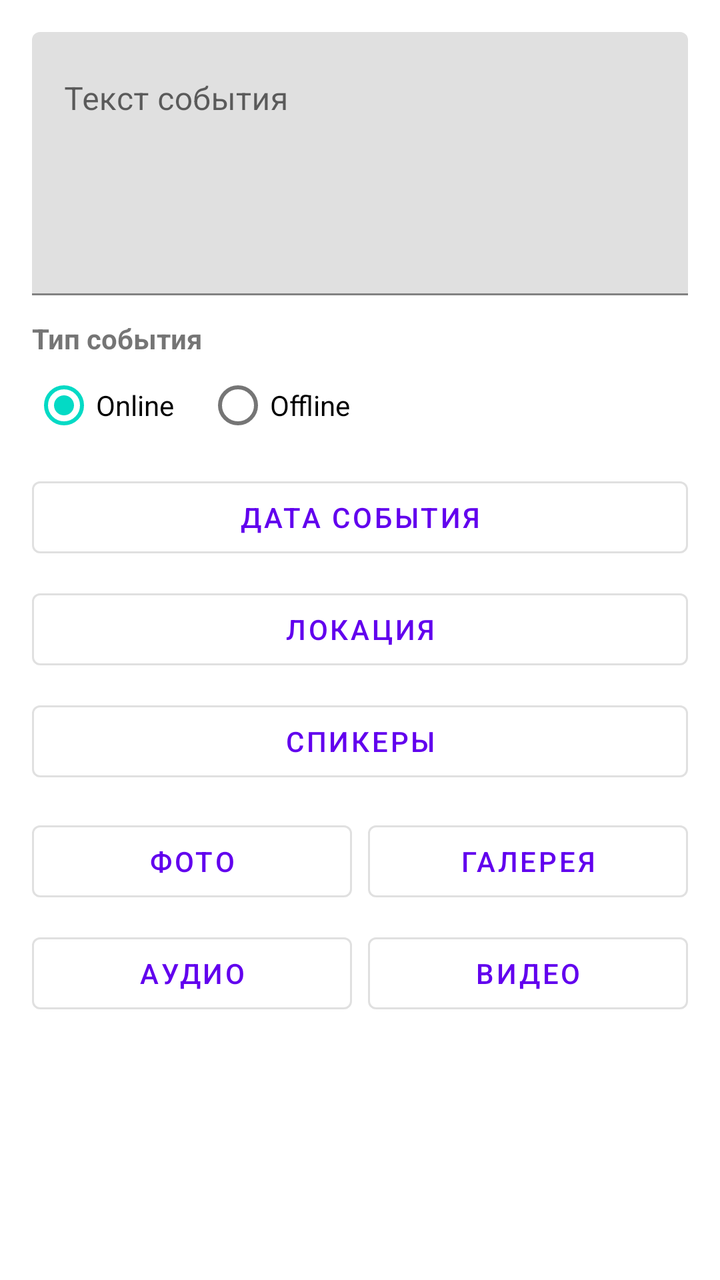
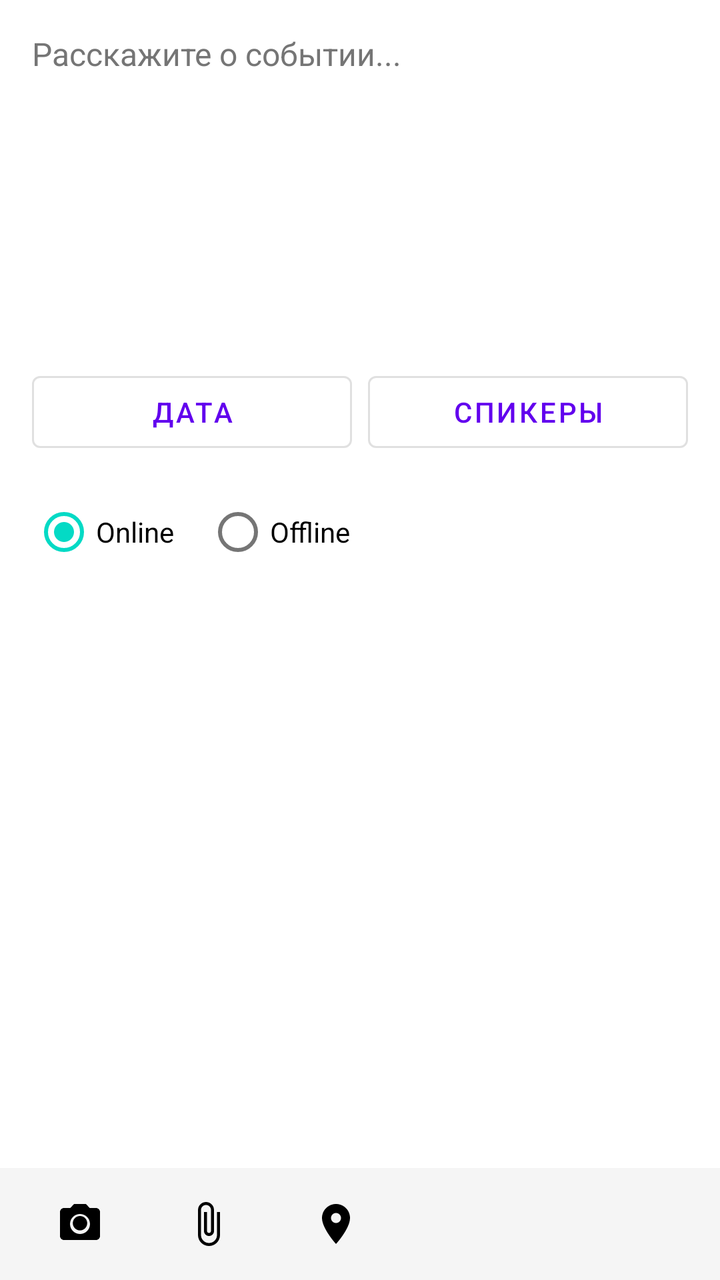

The first picture is an Android layout as it rendered before a commit; the second is the same layout after the commit. The layout source and the unified diff follow.
<!-- AndroidManifest.xml: application theme Theme.NeWork -->
<!-- res/layout/fragment_edit_event.xml -->
<?xml version="1.0" encoding="utf-8"?>
<ScrollView xmlns:android="http://schemas.android.com/apk/res/android"
    android:id="@+id/editEventScroll"
    android:layout_width="match_parent"
    android:layout_height="match_parent"
    android:fillViewport="true">

    <LinearLayout
        android:id="@+id/editEventContent"
        android:layout_width="match_parent"
        android:layout_height="wrap_content"
        android:orientation="vertical"
        android:padding="16dp">

        <com.google.android.material.textfield.TextInputLayout
            android:id="@+id/editEventTextLayout"
            android:layout_width="match_parent"
            android:layout_height="wrap_content">

            <com.google.android.material.textfield.TextInputEditText
                android:id="@+id/editEventText"
                android:layout_width="match_parent"
                android:layout_height="wrap_content"
                android:gravity="top"
                android:hint="@string/event_text_hint"
                android:inputType="textMultiLine"
                android:minLines="5" />
        </com.google.android.material.textfield.TextInputLayout>

        <TextView
            android:id="@+id/editEventTypeLabel"
            android:layout_width="wrap_content"
            android:layout_height="wrap_content"
            android:layout_marginTop="12dp"
            android:text="@string/event_type_label"
            android:textStyle="bold" />

        <RadioGroup
            android:id="@+id/editEventTypeGroup"
            android:layout_width="match_parent"
            android:layout_height="wrap_content"
            android:orientation="horizontal">

            <RadioButton
                android:id="@+id/editEventTypeOnline"
                android:layout_width="wrap_content"
                android:layout_height="wrap_content"
                android:checked="true"
                android:text="@string/event_type_online" />

            <RadioButton
                android:id="@+id/editEventTypeOffline"
                android:layout_width="wrap_content"
                android:layout_height="wrap_content"
                android:layout_marginStart="16dp"
                android:text="@string/event_type_offline" />
        </RadioGroup>

        <Button
            android:id="@+id/editEventDateButton"
            style="@style/Widget.MaterialComponents.Button.OutlinedButton"
            android:layout_width="match_parent"
            android:layout_height="wrap_content"
            android:layout_marginTop="8dp"
            android:text="@string/btn_date" />

        <TextView
            android:id="@+id/editEventDateText"
            android:layout_width="match_parent"
            android:layout_height="wrap_content"
            android:layout_marginTop="4dp"
            android:textColor="@color/gray"
            android:visibility="gone" />

        <Button
            android:id="@+id/editEventLocationButton"
            style="@style/Widget.MaterialComponents.Button.OutlinedButton"
            android:layout_width="match_parent"
            android:layout_height="wrap_content"
            android:layout_marginTop="8dp"
            android:text="@string/btn_location" />

        <TextView
            android:id="@+id/editEventLocationText"
            android:layout_width="match_parent"
            android:layout_height="wrap_content"
            android:layout_marginTop="4dp"
            android:textColor="@color/gray"
            android:visibility="gone" />

        <Button
            android:id="@+id/editEventSpeakersButton"
            style="@style/Widget.MaterialComponents.Button.OutlinedButton"
            android:layout_width="match_parent"
            android:layout_height="wrap_content"
            android:layout_marginTop="8dp"
            android:text="@string/btn_speakers" />

        <TextView
            android:id="@+id/editEventSpeakersText"
            android:layout_width="match_parent"
            android:layout_height="wrap_content"
            android:layout_marginTop="4dp"
            android:textColor="@color/gray"
            android:visibility="gone" />

        <LinearLayout
            android:id="@+id/editEventImageButtons"
            android:layout_width="match_parent"
            android:layout_height="wrap_content"
            android:layout_marginTop="12dp"
            android:orientation="horizontal">

            <Button
                android:id="@+id/editEventPhotoButton"
                style="@style/Widget.MaterialComponents.Button.OutlinedButton"
                android:layout_width="0dp"
                android:layout_height="wrap_content"
                android:layout_marginEnd="4dp"
                android:layout_weight="1"
                android:text="@string/btn_photo" />

            <Button
                android:id="@+id/editEventGalleryButton"
                style="@style/Widget.MaterialComponents.Button.OutlinedButton"
                android:layout_width="0dp"
                android:layout_height="wrap_content"
                android:layout_marginStart="4dp"
                android:layout_weight="1"
                android:text="@string/btn_gallery" />
        </LinearLayout>

        <LinearLayout
            android:id="@+id/editEventAttachButtons"
            android:layout_width="match_parent"
            android:layout_height="wrap_content"
            android:layout_marginTop="8dp"
            android:orientation="horizontal">

            <Button
                android:id="@+id/editEventAudioButton"
                style="@style/Widget.MaterialComponents.Button.OutlinedButton"
                android:layout_width="0dp"
                android:layout_height="wrap_content"
                android:layout_marginEnd="4dp"
                android:layout_weight="1"
                android:text="@string/btn_audio" />

            <Button
                android:id="@+id/editEventVideoButton"
                style="@style/Widget.MaterialComponents.Button.OutlinedButton"
                android:layout_width="0dp"
                android:layout_height="wrap_content"
                android:layout_marginStart="4dp"
                android:layout_weight="1"
                android:text="@string/btn_video" />
        </LinearLayout>

        <ImageView
            android:id="@+id/editEventAttachmentPreview"
            android:layout_width="match_parent"
            android:layout_height="180dp"
            android:layout_marginTop="12dp"
            android:background="@drawable/bg_attachment"
            android:contentDescription="@string/attachment_placeholder"
            android:scaleType="centerCrop"
            android:visibility="gone" />

        <TextView
            android:id="@+id/editEventAttachmentName"
            android:layout_width="match_parent"
            android:layout_height="wrap_content"
            android:layout_marginTop="6dp"
            android:textColor="@color/gray"
            android:visibility="gone" />
    </LinearLayout>
</ScrollView>
<!-- resources referenced by this layout -->
<resources>
  <color name="gray">#FF757575</color>
  <!-- drawable bg_attachment (drawable) -->
  <?xml version="1.0" encoding="utf-8"?>
  <shape xmlns:android="http://schemas.android.com/apk/res/android"
      android:shape="rectangle">
      <solid android:color="@color/light_gray" />
      <corners android:radius="4dp" />
  </shape>
  <string name="attachment_placeholder">Вложение</string>
  <string name="btn_audio">Аудио</string>
  <string name="btn_date">Дата события</string>
  <string name="btn_gallery">Галерея</string>
  <string name="btn_location">Локация</string>
  <string name="btn_photo">Фото</string>
  <string name="btn_speakers">Спикеры</string>
  <string name="btn_video">Видео</string>
  <string name="event_text_hint">Текст события</string>
  <string name="event_type_label">Тип события</string>
  <string name="event_type_offline">Offline</string>
  <string name="event_type_online">Online</string>
  <style name="Theme.NeWork" parent="Theme.MaterialComponents.Light.NoActionBar">
          <item name="colorPrimary">@color/purple_500</item>
          <item name="colorPrimaryVariant">@color/purple_700</item>
          <item name="colorOnPrimary">@color/white</item>
          <item name="colorSecondary">@color/teal_200</item>
          <item name="colorSecondaryVariant">@color/teal_700</item>
          <item name="colorOnSecondary">@color/black</item>
          <item name="android:statusBarColor">@color/purple_700</item>
          <item name="android:navigationBarColor">@color/white</item>
          <item name="android:windowBackground">@color/white</item>
          <item name="android:windowLightStatusBar">false</item>
      </style>
  <color name="light_gray">#FFF5F5F5</color>
  <color name="purple_500">#FF6200EE</color>
  <color name="purple_700">#FF3700B3</color>
  <color name="white">#FFFFFFFF</color>
  <color name="teal_200">#FF03DAC5</color>
  <color name="teal_700">#FF018786</color>
  <color name="black">#FF000000</color>
</resources>

<!-- the commit's change to res/layout/fragment_edit_event.xml (unified diff, before → after) -->
@@ -1,177 +1,191 @@
 <?xml version="1.0" encoding="utf-8"?>
-<ScrollView xmlns:android="http://schemas.android.com/apk/res/android"
-    android:id="@+id/editEventScroll"
+<LinearLayout xmlns:android="http://schemas.android.com/apk/res/android"
+    xmlns:app="http://schemas.android.com/apk/res-auto"
+    android:id="@+id/editEventRoot"
     android:layout_width="match_parent"
     android:layout_height="match_parent"
-    android:fillViewport="true">
+    android:background="@color/white"
+    android:orientation="vertical">
 
-    <LinearLayout
-        android:id="@+id/editEventContent"
+    <ScrollView
+        android:id="@+id/editEventScroll"
         android:layout_width="match_parent"
-        android:layout_height="wrap_content"
-        android:orientation="vertical"
-        android:padding="16dp">
+        android:layout_height="0dp"
+        android:layout_weight="1"
+        android:clipToPadding="false"
+        android:fillViewport="true"
+        android:paddingBottom="72dp">
 
-        <com.google.android.material.textfield.TextInputLayout
-            android:id="@+id/editEventTextLayout"
+        <LinearLayout
+            android:id="@+id/editEventContent"
             android:layout_width="match_parent"
-            android:layout_height="wrap_content">
+            android:layout_height="wrap_content"
+            android:orientation="vertical"
+            android:padding="16dp">
 
-            <com.google.android.material.textfield.TextInputEditText
+            <EditText
                 android:id="@+id/editEventText"
                 android:layout_width="match_parent"
                 android:layout_height="wrap_content"
+                android:background="@android:color/transparent"
                 android:gravity="top"
-                android:hint="@string/event_text_hint"
-                android:inputType="textMultiLine"
-                android:minLines="5" />
-        </com.google.android.material.textfield.TextInputLayout>
+                android:hint="Расскажите о событии..."
+                android:inputType="textMultiLine|textCapSentences"
+                android:minHeight="150dp"
+                android:textColor="@color/black"
+                android:textColorHint="@color/gray"
+                android:textSize="16sp" />
 
-        <TextView
-            android:id="@+id/editEventTypeLabel"
-            android:layout_width="wrap_content"
-            android:layout_height="wrap_content"
-            android:layout_marginTop="12dp"
-            android:text="@string/event_type_label"
-            android:textStyle="bold" />
+            <LinearLayout
+                android:id="@+id/editEventOptionsRow"
+                android:layout_width="match_parent"
+                android:layout_height="wrap_content"
+                android:layout_marginTop="16dp"
+                android:orientation="horizontal">
 
-        <RadioGroup
-            android:id="@+id/editEventTypeGroup"
-            android:layout_width="match_parent"
-            android:layout_height="wrap_content"
-            android:orientation="horizontal">
+                <Button
+                    android:id="@+id/editEventDateButton"
+                    style="@style/Widget.MaterialComponents.Button.OutlinedButton"
+                    android:layout_width="0dp"
+                    android:layout_height="wrap_content"
+                    android:layout_weight="1"
+                    android:layout_marginEnd="4dp"
+                    android:text="Дата" />
 
-            <RadioButton
-                android:id="@+id/editEventTypeOnline"
+                <Button
+                    android:id="@+id/editEventSpeakersButton"
+                    style="@style/Widget.MaterialComponents.Button.OutlinedButton"
+                    android:layout_width="0dp"
+                    android:layout_height="wrap_content"
+                    android:layout_weight="1"
+                    android:layout_marginStart="4dp"
+                    android:text="Спикеры" />
+            </LinearLayout>
+
+            <TextView
+                android:id="@+id/editEventDateText"
+                android:layout_width="match_parent"
+                android:layout_height="wrap_content"
+                android:layout_marginTop="4dp"
+                android:textColor="@color/gray"
+                android:visibility="gone" />
+
+            <TextView
+                android:id="@+id/editEventSpeakersText"
+                android:layout_width="match_parent"
+                android:layout_height="wrap_content"
+                android:layout_marginTop="4dp"
+                android:textColor="@color/gray"
+                android:visibility="gone" />
+
+            <RadioGroup
+                android:id="@+id/editEventTypeGroup"
+                android:layout_width="match_parent"
+                android:layout_height="wrap_content"
+                android:layout_marginTop="12dp"
+                android:orientation="horizontal">
+
+                <RadioButton
+                    android:id="@+id/editEventTypeOnline"
+                    android:layout_width="wrap_content"
+                    android:layout_height="wrap_content"
+                    android:checked="true"
+                    android:text="Online" />
+
+                <RadioButton
+                    android:id="@+id/editEventTypeOffline"
+                    android:layout_width="wrap_content"
+                    android:layout_height="wrap_content"
+                    android:layout_marginStart="16dp"
+                    android:text="Offline" />
+            </RadioGroup>
+
+            <FrameLayout
+                android:id="@+id/editEventAttachmentBlock"
+                android:layout_width="match_parent"
+                android:layout_height="wrap_content"
+                android:layout_marginTop="16dp"
+                android:visibility="gone">
+
+                <ImageView
+                    android:id="@+id/editEventAttachmentPreview"
+                    android:layout_width="match_parent"
+                    android:layout_height="220dp"
+                    android:background="@drawable/bg_attachment"
+                    android:contentDescription="attachment"
+                    android:scaleType="centerCrop" />
+
+                <com.google.android.material.button.MaterialButton
+                    android:id="@+id/editEventRemoveAttachment"
+                    android:layout_width="wrap_content"
+                    android:layout_height="wrap_content"
+                    android:layout_gravity="bottom|center_horizontal"
+                    android:layout_marginBottom="16dp"
+                    android:backgroundTint="#7C4DFF"
+                    android:minWidth="120dp"
+                    android:text="Remove"
+                    android:textAllCaps="false"
+                    android:textColor="@color/white"
+                    app:cornerRadius="24dp" />
+            </FrameLayout>
+
+            <ProgressBar
+                android:id="@+id/editEventProgress"
                 android:layout_width="wrap_content"
                 android:layout_height="wrap_content"
-                android:checked="true"
-                android:text="@string/event_type_online" />
+                android:layout_gravity="center_horizontal"
+                android:layout_marginTop="16dp"
+                android:indeterminateTint="@color/purple_500"
+                android:visibility="gone" />
 
-            <RadioButton
-                android:id="@+id/editEventTypeOffline"
-                android:layout_width="wrap_content"
+            <TextView
+                android:id="@+id/editEventError"
+                android:layout_width="match_parent"
                 android:layout_height="wrap_content"
-                android:layout_marginStart="16dp"
-                android:text="@string/event_type_offline" />
-        </RadioGroup>
+                android:layout_marginTop="8dp"
+                android:gravity="center"
+                android:textColor="@color/red"
+                android:visibility="gone" />
+        </LinearLayout>
+    </ScrollView>
 
-        <Button
-            android:id="@+id/editEventDateButton"
-            style="@style/Widget.MaterialComponents.Button.OutlinedButton"
-            android:layout_width="match_parent"
-            android:layout_height="wrap_content"
-            android:layout_marginTop="8dp"
-            android:text="@string/btn_date" />
+    <LinearLayout
+        android:id="@+id/editEventToolbar"
+        android:layout_width="match_parent"
+        android:layout_height="56dp"
+        android:background="#F5F5F5"
+        android:gravity="center_vertical"
+        android:orientation="horizontal"
+        android:paddingStart="16dp"
+        android:paddingEnd="16dp">
 
-        <TextView
-            android:id="@+id/editEventDateText"
-            android:layout_width="match_parent"
-            android:layout_height="wrap_content"
-            android:layout_marginTop="4dp"
-            android:textColor="@color/gray"
-            android:visibility="gone" />
+        <ImageButton
+            android:id="@+id/editEventPhotoButton"
+            android:layout_width="48dp"
+            android:layout_height="48dp"
+            android:background="?attr/selectableItemBackgroundBorderless"
+            android:contentDescription="photo"
+            android:src="@drawable/ic_camera_24"
+            android:tint="@color/black" />
 
-        <Button
+        <ImageButton
+            android:id="@+id/editEventAttachButton"
+            android:layout_width="48dp"
+            android:layout_height="48dp"
+            android:layout_marginStart="16dp"
+            android:background="?attr/selectableItemBackgroundBorderless"
+            android:contentDescription="attach"
+            android:src="@drawable/ic_attach_24"
+            android:tint="@color/black" />
+
+        <ImageButton
             android:id="@+id/editEventLocationButton"
-            style="@style/Widget.MaterialComponents.Button.OutlinedButton"
-            android:layout_width="match_parent"
-            android:layout_height="wrap_content"
-            android:layout_marginTop="8dp"
-            android:text="@string/btn_location" />
-
-        <TextView
-            android:id="@+id/editEventLocationText"
-            android:layout_width="match_parent"
-            android:layout_height="wrap_content"
-            android:layout_marginTop="4dp"
-            android:textColor="@color/gray"
-            android:visibility="gone" />
-
-        <Button
-            android:id="@+id/editEventSpeakersButton"
-            style="@style/Widget.MaterialComponents.Button.OutlinedButton"
-            android:layout_width="match_parent"
-            android:layout_height="wrap_content"
-            android:layout_marginTop="8dp"
-            android:text="@string/btn_speakers" />
-
-        <TextView
-            android:id="@+id/editEventSpeakersText"
-            android:layout_width="match_parent"
-            android:layout_height="wrap_content"
-            android:layout_marginTop="4dp"
-            android:textColor="@color/gray"
-            android:visibility="gone" />
-
-        <LinearLayout
-            android:id="@+id/editEventImageButtons"
-            android:layout_width="match_parent"
-            android:layout_height="wrap_content"
-            android:layout_marginTop="12dp"
-            android:orientation="horizontal">
-
-            <Button
-                android:id="@+id/editEventPhotoButton"
-                style="@style/Widget.MaterialComponents.Button.OutlinedButton"
-                android:layout_width="0dp"
-                android:layout_height="wrap_content"
-                android:layout_marginEnd="4dp"
-                android:layout_weight="1"
-                android:text="@string/btn_photo" />
-
-            <Button
-                android:id="@+id/editEventGalleryButton"
-                style="@style/Widget.MaterialComponents.Button.OutlinedButton"
-                android:layout_width="0dp"
-                android:layout_height="wrap_content"
-                android:layout_marginStart="4dp"
-                android:layout_weight="1"
-                android:text="@string/btn_gallery" />
-        </LinearLayout>
-
-        <LinearLayout
-            android:id="@+id/editEventAttachButtons"
-            android:layout_width="match_parent"
-            android:layout_height="wrap_content"
-            android:layout_marginTop="8dp"
-            android:orientation="horizontal">
-
-            <Button
-                android:id="@+id/editEventAudioButton"
-                style="@style/Widget.MaterialComponents.Button.OutlinedButton"
-                android:layout_width="0dp"
-                android:layout_height="wrap_content"
-                android:layout_marginEnd="4dp"
-                android:layout_weight="1"
-                android:text="@string/btn_audio" />
-
-            <Button
-                android:id="@+id/editEventVideoButton"
-                style="@style/Widget.MaterialComponents.Button.OutlinedButton"
-                android:layout_width="0dp"
-                android:layout_height="wrap_content"
-                android:layout_marginStart="4dp"
-                android:layout_weight="1"
-                android:text="@string/btn_video" />
-        </LinearLayout>
-
-        <ImageView
-            android:id="@+id/editEventAttachmentPreview"
-            android:layout_width="match_parent"
-            android:layout_height="180dp"
-            android:layout_marginTop="12dp"
-            android:background="@drawable/bg_attachment"
-            android:contentDescription="@string/attachment_placeholder"
-            android:scaleType="centerCrop"
-            android:visibility="gone" />
-
-        <TextView
-            android:id="@+id/editEventAttachmentName"
-            android:layout_width="match_parent"
-            android:layout_height="wrap_content"
-            android:layout_marginTop="6dp"
-            android:textColor="@color/gray"
-            android:visibility="gone" />
+            android:layout_width="48dp"
+            android:layout_height="48dp"
+            android:layout_marginStart="16dp"
+            android:background="?attr/selectableItemBackgroundBorderless"
+            android:contentDescription="location"
+            android:src="@drawable/ic_location_24"
+            android:tint="@color/black" />
     </LinearLayout>
-</ScrollView>
+</LinearLayout>
<!-- resource entries referenced after the edit -->
@@ -8,18 +8,39 @@
       <solid android:color="@color/light_gray" />
       <corners android:radius="4dp" />
   </shape>
-  <string name="attachment_placeholder">Вложение</string>
-  <string name="btn_audio">Аудио</string>
-  <string name="btn_date">Дата события</string>
-  <string name="btn_gallery">Галерея</string>
-  <string name="btn_location">Локация</string>
-  <string name="btn_photo">Фото</string>
-  <string name="btn_speakers">Спикеры</string>
-  <string name="btn_video">Видео</string>
-  <string name="event_text_hint">Текст события</string>
-  <string name="event_type_label">Тип события</string>
-  <string name="event_type_offline">Offline</string>
-  <string name="event_type_online">Online</string>
+  <!-- drawable ic_attach_24 (drawable) -->
+  <?xml version="1.0" encoding="utf-8"?>
+  <vector xmlns:android="http://schemas.android.com/apk/res/android"
+      android:width="24dp"
+      android:height="24dp"
+      android:viewportWidth="24"
+      android:viewportHeight="24">
+      <path
+          android:fillColor="#FF000000"
+          android:pathData="M16.5,6v11.5c0,2.21 -1.79,4 -4,4s-4,-1.79 -4,-4V5c0,-1.38 1.12,-2.5 2.5,-2.5s2.5,1.12 2.5,2.5v10.5c0,0.55 -0.45,1 -1,1s-1,-0.45 -1,-1V6H10v9.5c0,1.38 1.12,2.5 2.5,2.5s2.5,-1.12 2.5,-2.5V5c0,-2.21 -1.79,-4 -4,-4S7,2.79 7,5v12.5c0,3.04 2.46,5.5 5.5,5.5s5.5,-2.46 5.5,-5.5V6h-1.5z" />
+  </vector>
+  <!-- drawable ic_camera_24 (drawable) -->
+  <?xml version="1.0" encoding="utf-8"?>
+  <vector xmlns:android="http://schemas.android.com/apk/res/android"
+      android:width="24dp"
+      android:height="24dp"
+      android:viewportWidth="24"
+      android:viewportHeight="24">
+      <path
+          android:fillColor="#FF000000"
+          android:pathData="M12,15.2c1.99,0 3.6,-1.61 3.6,-3.6s-1.61,-3.6 -3.6,-3.6 -3.6,1.61 -3.6,3.6 1.61,3.6 3.6,3.6zM9,2L7.17,4H4c-1.1,0 -2,0.9 -2,2v12c0,1.1 0.9,2 2,2h16c1.1,0 2,-0.9 2,-2V6c0,-1.1 -0.9,-2 -2,-2h-3.17L15,2H9zM12,17c-2.76,0 -5,-2.24 -5,-5s2.24,-5 5,-5 5,2.24 5,5 -2.24,5 -5,5z" />
+  </vector>
+  <!-- drawable ic_location_24 (drawable) -->
+  <?xml version="1.0" encoding="utf-8"?>
+  <vector xmlns:android="http://schemas.android.com/apk/res/android"
+      android:width="24dp"
+      android:height="24dp"
+      android:viewportWidth="24"
+      android:viewportHeight="24">
+      <path
+          android:fillColor="#FF000000"
+          android:pathData="M12,2C8.13,2 5,5.13 5,9c0,5.25 7,13 7,13s7,-7.75 7,-13c0,-3.87 -3.13,-7 -7,-7zM12,11.5c-1.38,0 -2.5,-1.12 -2.5,-2.5s1.12,-2.5 2.5,-2.5 2.5,1.12 2.5,2.5 -1.12,2.5 -2.5,2.5z" />
+  </vector>
   <style name="Theme.NeWork" parent="Theme.MaterialComponents.Light.NoActionBar">
           <item name="colorPrimary">@color/purple_500</item>
           <item name="colorPrimaryVariant">@color/purple_700</item>
@@ -34,6 +55,7 @@
       </style>
   <color name="light_gray">#FFF5F5F5</color>
   <color name="purple_500">#FF6200EE</color>
+  <color name="red">#FFE53935</color>
   <color name="purple_700">#FF3700B3</color>
   <color name="white">#FFFFFFFF</color>
   <color name="teal_200">#FF03DAC5</color>
